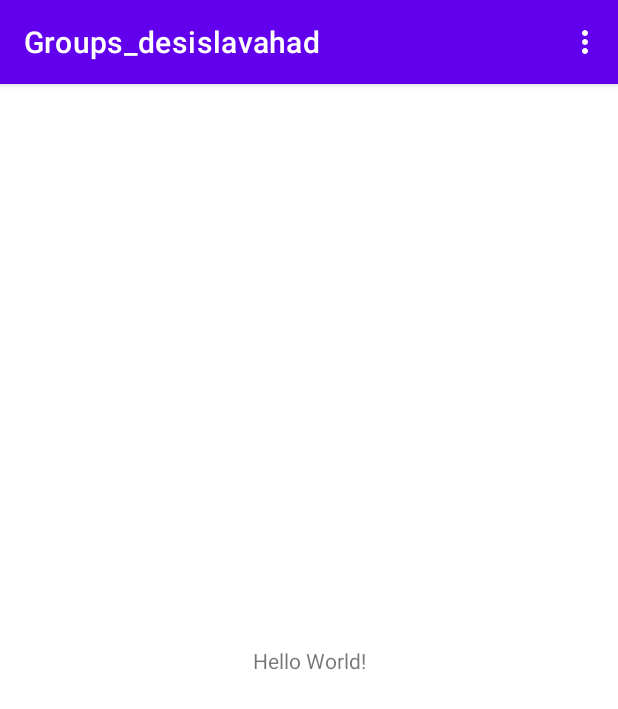
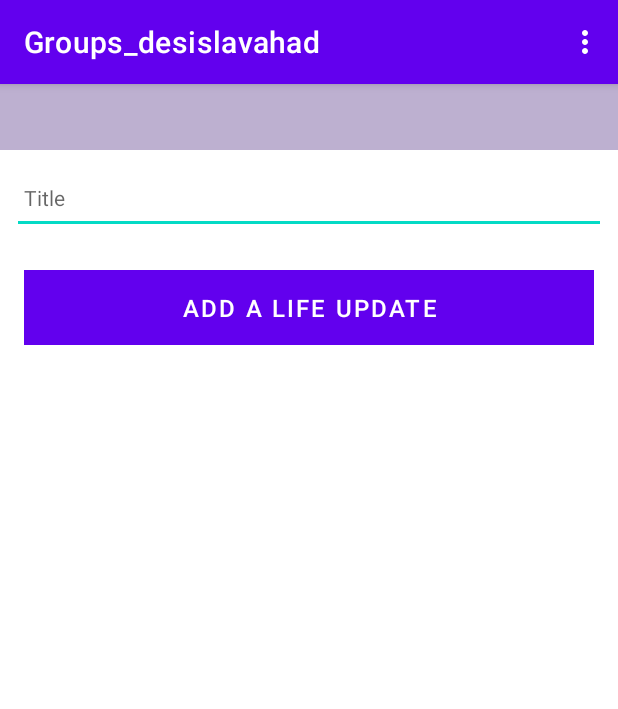
Before and after one commit to desislavahadzhiolova/Groups, an Android app: the PlacemarkActivity screen opened directly, with no data from a screen before it, on a phone screen of 412 x 824 dp. Shown: the top 709 px of the screen. Run offline under Robolectric (Android 15) with nearby library versions, the phone set to English and light mode, and no system bars; our stand-ins replace Firebase (no records; nobody signed in at launch, a user with empty details on screens opened directly), Timber; 4 statements that could not run were skipped.

Commit message:
Updated Logging..again Added Activity Binding Updated Placemark layout Updated Colours

```diff
--- a/app/build.gradle
+++ b/app/build.gradle
@@ -5,6 +5,10 @@ plugins {
 
 android {
     compileSdk 32
+
+    buildFeatures {
+        viewBinding true
+    }
 
     defaultConfig {
         applicationId "ia.wit.groups_desislavahad"
--- a/app/src/main/AndroidManifest.xml
+++ b/app/src/main/AndroidManifest.xml
@@ -22,7 +22,7 @@
             android:name=".SignUp"
             android:exported="false" />
         <activity
-            android:name=".Placemark_Activity"
+            android:name=".PlacemarkActivity"
             android:exported="false" />
     </application>
 
--- a/app/src/main/java/ia/wit/groups_desislavahad/Login.kt
+++ b/app/src/main/java/ia/wit/groups_desislavahad/Login.kt
@@ -52,7 +52,7 @@ class Login : AppCompatActivity() {
         mAuth.signInWithEmailAndPassword(email, password)
             .addOnCompleteListener(this) { task ->
                 if (task.isSuccessful) {
-                    val intent = Intent(this@Login, Placemark_Activity:: class.java)
+                    val intent = Intent(this@Login, PlacemarkActivity:: class.java)
                     finish()
                     startActivity(intent)
 
--- a/app/src/main/java/ia/wit/groups_desislavahad/Placemark_Activity.kt
+++ b/app/src/main/java/ia/wit/groups_desislavahad/PlacemarkActivity.kt
@@ -5,22 +5,40 @@ import androidx.appcompat.app.AppCompatActivity
 import android.os.Bundle
 import android.view.Menu
 import android.view.MenuItem
+import com.google.android.material.snackbar.Snackbar
 import com.google.firebase.auth.FirebaseAuth
+import ia.wit.groups_desislavahad.databinding.ActivityPlacemarkBinding
 import timber.log.Timber
 import timber.log.Timber.i
 
 
-class Placemark_Activity : AppCompatActivity() {
+class PlacemarkActivity : AppCompatActivity() {
 
     private lateinit var mAuth: FirebaseAuth
+    private lateinit var binding: ActivityPlacemarkBinding
+
     override fun onCreate(savedInstanceState: Bundle?) {
         super.onCreate(savedInstanceState)
         setContentView(R.layout.activity_placemark)
+        mAuth = FirebaseAuth.getInstance()
 
-        mAuth = FirebaseAuth.getInstance()
         Timber.plant(Timber.DebugTree())
         i("Placemark activity started.")
 
+        binding = ActivityPlacemarkBinding.inflate(layoutInflater)
+        setContentView(binding.root)
+
+        binding.btnAdd.setOnClickListener() {
+            val placemarkTitle = binding.placemarkTitle.text.toString()
+            if (placemarkTitle.isNotEmpty()) {
+                i("add Button Pressed: $placemarkTitle")
+            }
+            else {
+                Snackbar
+                    .make(it,"Please Enter a title", Snackbar.LENGTH_LONG)
+                    .show()
+            }
+        }
     }
 
     override fun onCreateOptionsMenu(menu: Menu?): Boolean {
@@ -31,7 +49,7 @@ class Placemark_Activity : AppCompatActivity() {
     override fun onOptionsItemSelected(item: MenuItem): Boolean {
         if(item.itemId == R.id.logout){
             mAuth.signOut()
-            val intent = Intent(this@Placemark_Activity, Login:: class.java)
+            val intent = Intent(this@PlacemarkActivity, Login:: class.java)
             finish()
             startActivity(intent)
             return true
--- a/app/src/main/java/ia/wit/groups_desislavahad/SignUp.kt
+++ b/app/src/main/java/ia/wit/groups_desislavahad/SignUp.kt
@@ -54,7 +54,7 @@ class SignUp : AppCompatActivity() {
                     //return to home
 
                     addUserToDatabase(name, email, mAuth.currentUser?.uid!!)
-                    val intent = Intent(this@SignUp, Placemark_Activity:: class.java)
+                    val intent = Intent(this@SignUp, PlacemarkActivity:: class.java)
                     finish()
                     startActivity(intent)
                 } else {
--- a/app/src/main/res/layout/activity_placemark.xml
+++ b/app/src/main/res/layout/activity_placemark.xml
@@ -1,18 +1,73 @@
 <?xml version="1.0" encoding="utf-8"?>
-<androidx.constraintlayout.widget.ConstraintLayout xmlns:android="http://schemas.android.com/apk/res/android"
+<androidx.constraintlayout.widget.ConstraintLayout
+    xmlns:android="http://schemas.android.com/apk/res/android"
     xmlns:app="http://schemas.android.com/apk/res-auto"
     xmlns:tools="http://schemas.android.com/tools"
     android:layout_width="match_parent"
     android:layout_height="match_parent"
-    tools:context=".Placemark_Activity">
+    tools:context="ia.wit.groups_desislavahad.PlacemarkActivity">
 
-    <TextView
-        android:layout_width="wrap_content"
+    <RelativeLayout
+        android:layout_width="match_parent"
         android:layout_height="wrap_content"
-        android:text="Hello World!"
         app:layout_constraintBottom_toBottomOf="parent"
-        app:layout_constraintLeft_toLeftOf="parent"
-        app:layout_constraintRight_toRightOf="parent"
-        app:layout_constraintTop_toTopOf="parent" />
+        app:layout_constraintTop_toTopOf="parent">
 
+        <com.google.android.material.appbar.AppBarLayout
+            android:id="@+id/appBarLayout"
+            android:layout_width="match_parent"
+            android:layout_height="wrap_content"
+            android:background="@color/colorAccent"
+            android:fitsSystemWindows="true"
+            app:elevation="0dip"
+            app:theme="@style/ThemeOverlay.AppCompat.Dark.ActionBar">
+
+            <androidx.appcompat.widget.Toolbar
+                android:id="@+id/toolbarAdd"
+                android:layout_width="398dp"
+                android:layout_height="44dp"
+                app:titleTextColor="@color/colorPrimary" />
+        </com.google.android.material.appbar.AppBarLayout>
+
+        <ScrollView
+            android:layout_width="match_parent"
+            android:layout_height="match_parent"
+            android:layout_below="@id/appBarLayout"
+            android:fillViewport="true">
+
+            <LinearLayout
+                android:layout_width="match_parent"
+                android:layout_height="wrap_content"
+                android:orientation="vertical">
+
+                <EditText
+                    android:id="@+id/placemarkTitle"
+                    android:layout_width="match_parent"
+                    android:layout_height="48dp"
+                    android:layout_margin="8dp"
+                    android:autofillHints="hint"
+                    android:hint="@string/hint_placemarkTitle"
+                    android:inputType="text"
+                    android:maxLength="25"
+                    android:maxLines="1"
+                    android:padding="8dp"
+                    android:textColor="@color/colorPrimaryDark"
+                    android:textSize="14sp" />
+
+                <Button
+                    android:id="@+id/btnAdd"
+                    android:layout_width="match_parent"
+                    android:layout_height="wrap_content"
+                    android:layout_margin="16dp"
+                    android:background="@color/colorAccent"
+                    android:paddingTop="8dp"
+                    android:paddingBottom="8dp"
+                    android:stateListAnimator="@null"
+                    android:text="@string/button_addPlacemark"
+                    android:textColor="#FFFFFF"
+                    android:textSize="16sp" />
+            </LinearLayout>
+        </ScrollView>
+
+    </RelativeLayout>
 </androidx.constraintlayout.widget.ConstraintLayout>
--- a/app/src/main/res/values/colors.xml
+++ b/app/src/main/res/values/colors.xml
@@ -1,5 +1,8 @@
 <?xml version="1.0" encoding="utf-8"?>
 <resources>
+    <color name="colorPrimary">#FFFFFF</color>
+    <color name="colorPrimaryDark">#000000</color>
+    <color name="colorAccent">#BDB0D0</color>
     <color name="purple_200">#BDB0D0</color>
     <color name="purple_500">#FF6200EE</color>
     <color name="purple_700">#FF3700B3</color>
--- a/app/src/main/res/values/strings.xml
+++ b/app/src/main/res/values/strings.xml
@@ -1,3 +1,6 @@
 <resources>
     <string name="app_name">Groups_desislavahad</string>
+    <string name="button_addPlacemark">Add a life update</string>
+    <string name="hint_placemarkTitle">Title</string>
+
 </resources>
```
